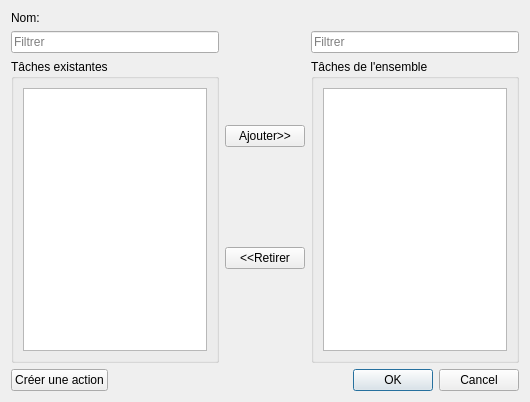
The window that InfoDynamiqueQt/Vues/vuegestionensemble.ui (AlexandreGirardin/ProjetAnalyse) describes before a commit, drawn with Qt 5.
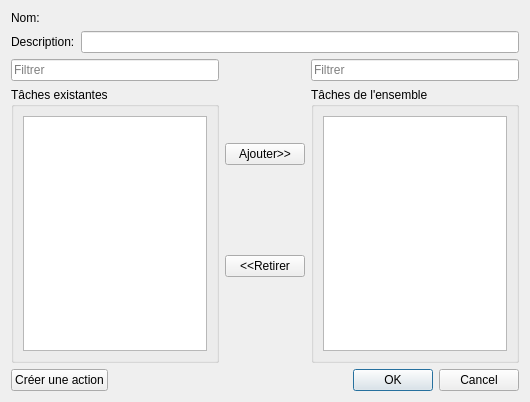
The same window after the commit.

The edit to the form file:
```diff
--- a/InfoDynamiqueQt/Vues/vuegestionensemble.ui
+++ b/InfoDynamiqueQt/Vues/vuegestionensemble.ui
@@ -23,6 +23,16 @@
        </property>
       </widget>
      </item>
+     <item row="1" column="0">
+      <widget class="QLabel" name="etiquetteDescription">
+       <property name="text">
+        <string>Description:</string>
+       </property>
+      </widget>
+     </item>
+     <item row="1" column="1">
+      <widget class="QLineEdit" name="champDescription"/>
+     </item>
     </layout>
    </item>
    <item>
```
